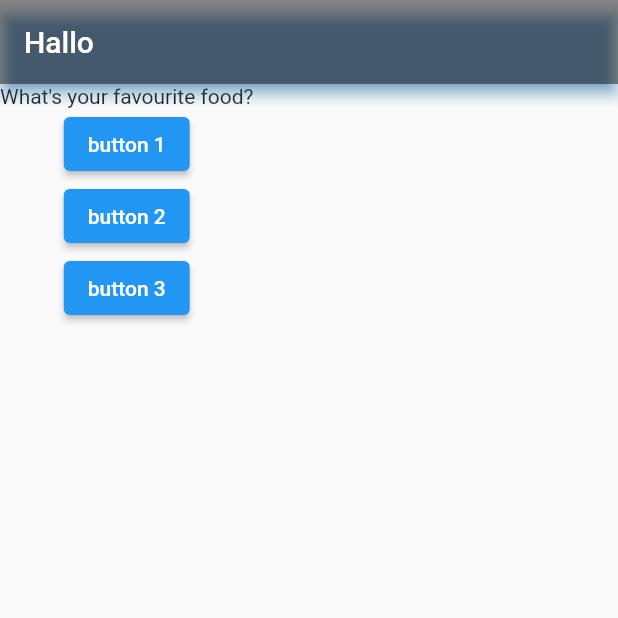
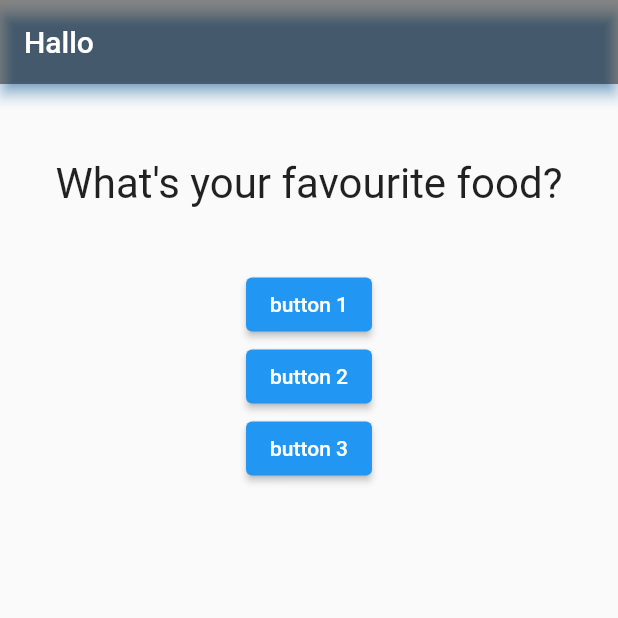
Before and after one commit to DerryRenaldy/learn_flutter, a Flutter app: the screen it shows after launch, on a phone screen of 412 x 824 dp, the top half of it. Run offline on Flutter 3.47's test engine with Material 2 defaults, Android fonts, the phone set to English and light mode, and no system bars.

Commit message:
styling question widget

```diff
--- a/lib/question.dart
+++ b/lib/question.dart
@@ -7,6 +7,14 @@ class Question extends StatelessWidget {
 
   @override
   Widget build(BuildContext context) {
-    return Text(questionText);
+    return Container(
+      width: double.infinity,
+      margin: const EdgeInsets.only(top: 50, bottom: 40),
+      child: Text(
+        questionText,
+        style: const TextStyle(fontSize: 28),
+        textAlign: TextAlign.center,
+      ),
+    );
   }
 }
```
